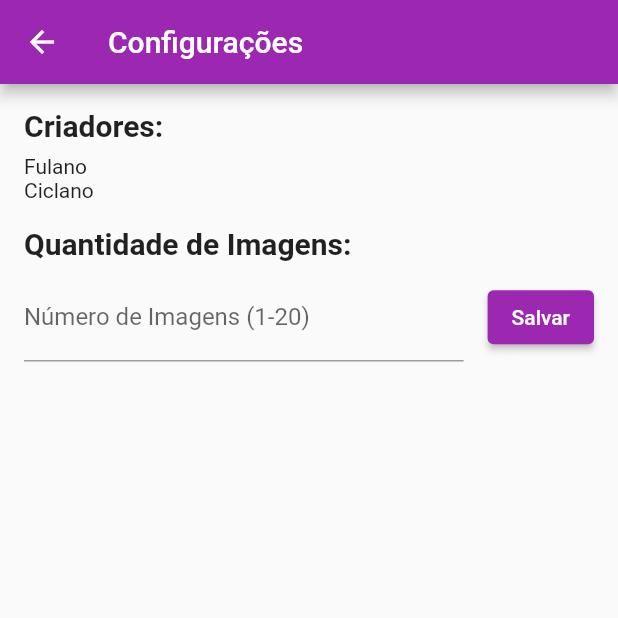
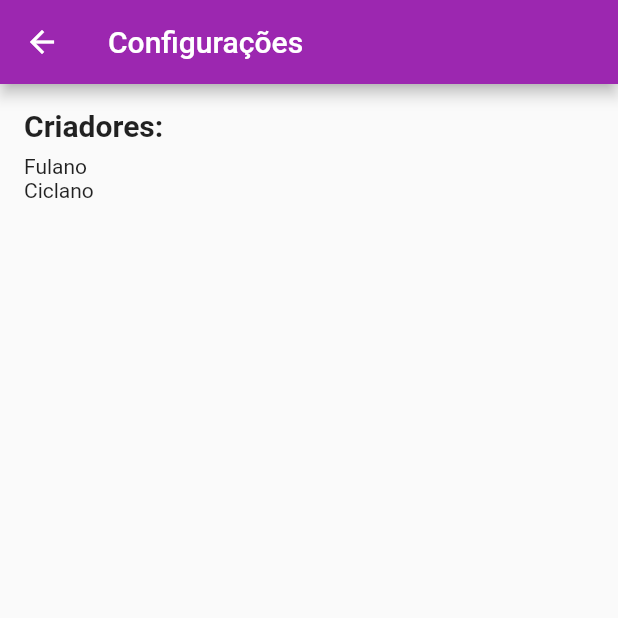
Before and after one commit to fhilipecrash/aval3_prog4, a Flutter app: the SettingsPage screen opened by its route, on a phone screen of 412 x 824 dp, the top half of it. Run offline on Flutter 3.47's test engine with Material 2 defaults, Android fonts, the light colour scheme and no system bars; network calls fail.

Commit message:
removendo a opção de selecionar quantidade de img

```diff
--- a/lib/settings_page.dart
+++ b/lib/settings_page.dart
@@ -24,79 +24,20 @@ class _SettingsPageState extends State<SettingsPage> {
       appBar: AppBar(
         title: const Text('Configurações'),
       ),
-      body: Padding(
-        padding: const EdgeInsets.all(16.0),
+      body: const Padding(
+        padding: EdgeInsets.all(16.0),
         child: Column(
           crossAxisAlignment: CrossAxisAlignment.start,
           children: [
-            const Text(
+            Text(
               'Criadores:',
               style: TextStyle(fontSize: 20, fontWeight: FontWeight.bold),
             ),
-            const SizedBox(height: 8),
-            const Text('Fulano'),
-            const Text('Ciclano'),
-            const SizedBox(height: 16),
-            const Text(
-              'Quantidade de Imagens:',
-              style: TextStyle(fontSize: 20, fontWeight: FontWeight.bold),
-            ),
-            const SizedBox(height: 8),
-            Row(
-              children: [
-                Expanded(
-                  child: TextFormField(
-                    controller: _imageCountController,
-                    keyboardType: TextInputType.number,
-                    decoration: const InputDecoration(
-                      labelText: 'Número de Imagens (1-20)',
-                    ),
-                    validator: (value) {
-                      if (value == null || value.isEmpty) {
-                        return 'Digite um número válido';
-                      }
-                      final imageCount = int.tryParse(value);
-                      if (imageCount == null ||
-                          imageCount < 1 ||
-                          imageCount > 20) {
-                        return 'Digite um número válido (1-20)';
-                      }
-                      return null;
-                    },
-                  ),
-                ),
-                const SizedBox(width: 16),
-                ElevatedButton(
-                  onPressed: () {
-                    final imageCount = int.tryParse(_imageCountController.text);
-                    if (imageCount != null &&
-                        imageCount >= 1 &&
-                        imageCount <= 20) {
-                      Navigator.pop(context, imageCount);
-                    } else {
-                      showDialog(
-                        context: context,
-                        builder: (context) {
-                          return AlertDialog(
-                            title: const Text('Erro'),
-                            content: const Text('Digite um número válido (1-20)'),
-                            actions: [
-                              TextButton(
-                                onPressed: () {
-                                  Navigator.pop(context);
-                                },
-                                child: const Text('OK'),
-                              ),
-                            ],
-                          );
-                        },
-                      );
-                    }
-                  },
-                  child: const Text('Salvar'),
-                ),
-              ],
-            ),
+            SizedBox(height: 8),
+            Text('Fulano'),
+            Text('Ciclano'),
+            SizedBox(height: 16),
+            SizedBox(height: 8),
           ],
         ),
       ),
```
